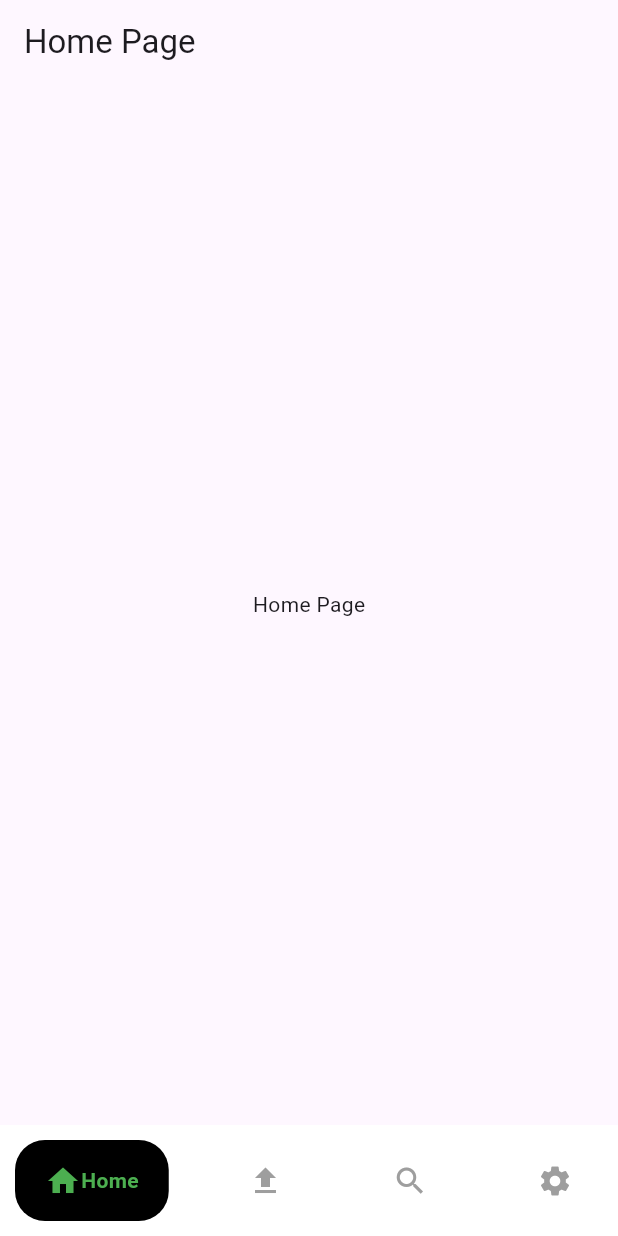
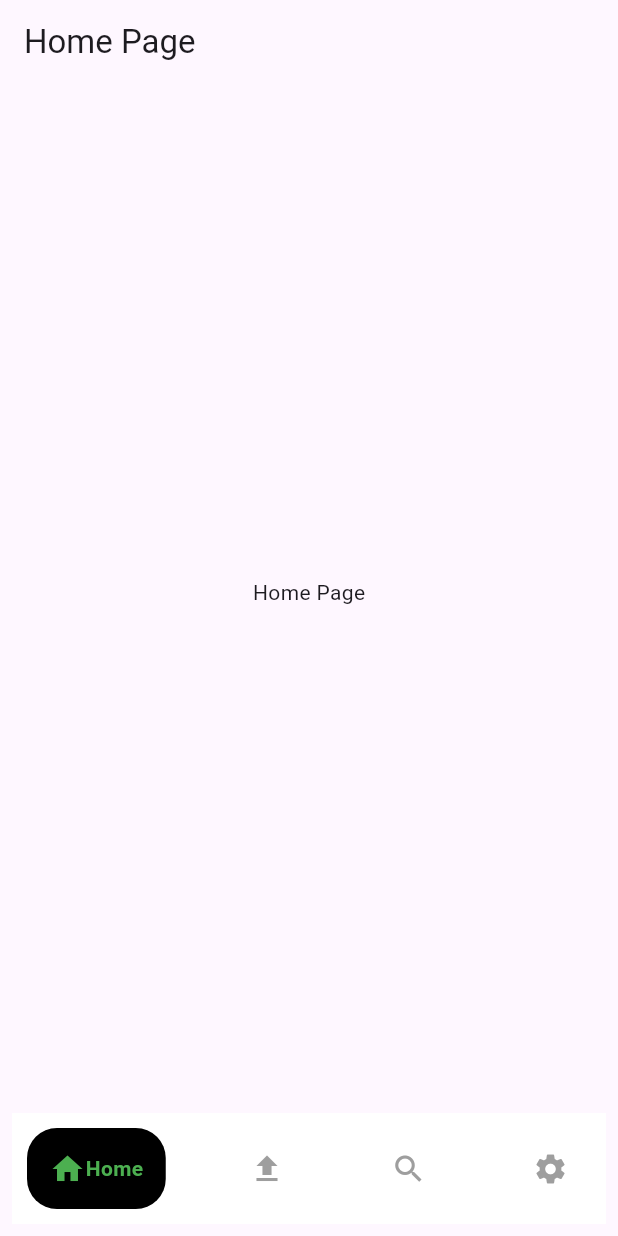
Before and after one commit to Dhruv-0-Arora/hackPNW, a Flutter app: the screen it shows after launch, on a phone screen of 412 x 824 dp. Run offline on Flutter 3.47's test engine with Material 3 defaults, Android fonts, the light colour scheme and no system bars; drawn by our look-alikes of google_nav_bar; our stand-ins replace get, youtube_player_flutter.

Commit message:
added padding to buttons

```diff
--- a/lib/Core/gnav_bar.dart
+++ b/lib/Core/gnav_bar.dart
@@ -12,14 +12,16 @@ class GoogleNavBar extends StatelessWidget {
         Get.put(BottomNavigationBarController());
 
     return Scaffold(
-        bottomNavigationBar: GNav(
+        bottomNavigationBar: Padding(
+          padding: const EdgeInsets.all(8.0),
+          child: GNav(
             activeColor: Colors.green,
             color: Colors.grey,
             backgroundColor: Colors.white,
             tabBackgroundColor: Colors.black,
             tabBorderRadius: 20,
             tabMargin: const EdgeInsets.all(10),
-          padding: const EdgeInsets.symmetric(horizontal: 20, vertical: 15),
+            padding: const EdgeInsets.symmetric(horizontal: 15, vertical: 15),
             onTabChange: (value) {
               _controller.index.value = value;
             },
@@ -28,11 +30,8 @@ class GoogleNavBar extends StatelessWidget {
               GButton(icon: Icons.upload, text: 'Upload'),
               GButton(icon: Icons.search, text: 'Discover'),
               GButton(icon: Icons.settings, text: 'Settings'),
-            /*GButton(icon: Icons.perm_media_outlined, text: 'Home'),
-            GButton(icon: Icons.playlist_add, text: 'Upload'),
-            GButton(icon: Icons.ondemand_video_outlined, text: 'Discover'),
-            GButton(icon: Icons.settings, text: 'Settings')*/
             ],
+          ),
         ),
         body: Obx(
           () => _controller.pages[_controller.index.value],
```
Lines whose indentation alone changed are shown as unchanged.
